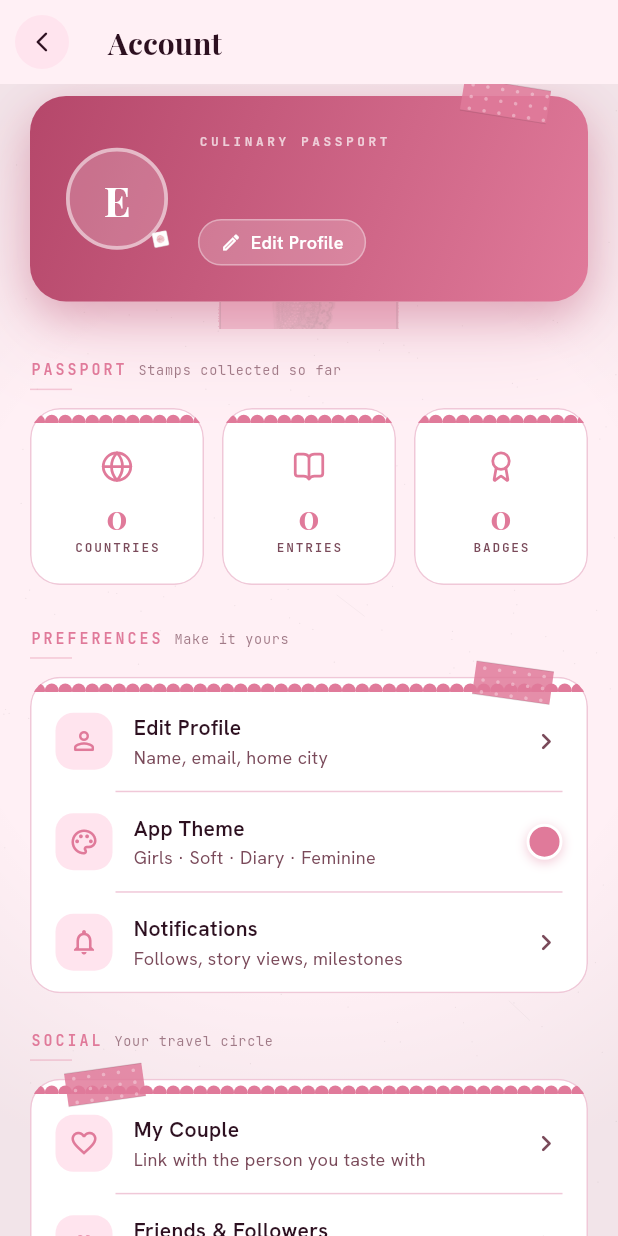
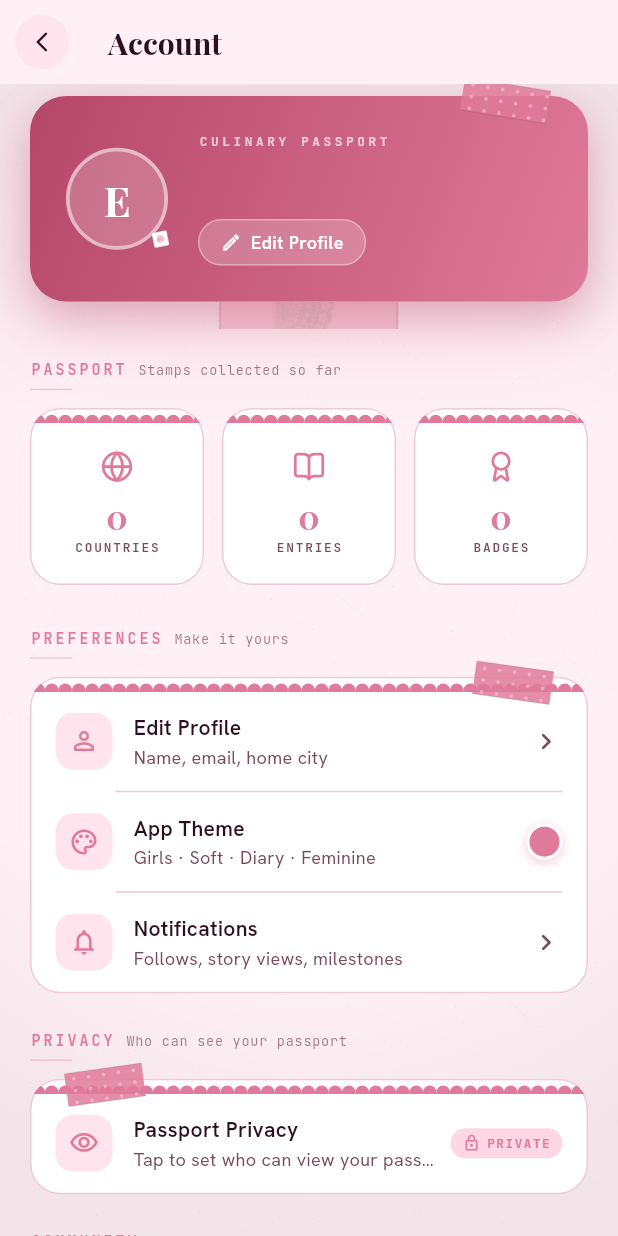
Before and after one commit to vironsided/GastroVoyage, a Flutter app: the AccountSettingsScreen screen opened directly, on a phone screen of 412 x 824 dp. Run offline on Flutter 3.47's test engine with Material 3 defaults, Android fonts, the phone set to English and light mode, and no system bars; drawn by our look-alikes of flutter_animate; our stand-ins replace cached_network_image, dio, flutter_map, flutter_riverpod, flutter_svg, go_router and 10 more; missing offline and left inert: page_flip; accounts and stored records are empty; network calls fail.

Commit message:
Phase 2: add a "You" tab, de-bury Settings, rename Journal -> Passport
The whole "second half" of the app (Friends, Stories, Achievements, My Couple)
used to be reachable ONLY from a 2,500-line Settings megascreen behind a 44px
avatar. Give it a real home and reserve Settings for true preferences.

- New "You" tab (5th bottom-nav item): identity header (avatar + name + home
  city), a Countries/Stamps stat strip, and tiles for My Couple, Friends &
  Followers, Stories, and Achievements, plus a gear -> Settings.
  (mobile/lib/features/profile/profile_screen.dart)
- Remove those four feature rows from account_settings (the "Social" section
  is gone; only Passport Privacy remains, now under a "Privacy" section).
- Delete the five now-dead handler methods (_openFriends/_openCouple/
  _coupleSubtitle/_openAchievements/_openStoriesFeed) and six orphaned imports.
- Rename the 4th tab label Journal -> Passport (the product metaphor).

Verified: flutter build web --release succeeds.

Co-Authored-By: Claude Opus 4.8 (1M context) <noreply@anthropic.com>

```diff
--- a/mobile/lib/app/app_router.dart
+++ b/mobile/lib/app/app_router.dart
@@ -15,6 +15,7 @@ import 'package:mobile/features/dashboard/dashboard_screen.dart';
 import 'package:mobile/features/explore/explore_screen.dart';
 import 'package:mobile/features/log/log_tasting_sheet.dart';
 import 'package:mobile/features/map/map_screen.dart';
+import 'package:mobile/features/profile/profile_screen.dart';
 import 'package:mobile/features/social/public_passport_screen.dart';
 import 'package:mobile/features/vault/vault_screen.dart';
 
@@ -56,6 +57,7 @@ class _ShellScreenState extends ConsumerState<_ShellScreen> {
     MapScreen(),
     ExploreScreen(),
     VaultScreen(),
+    ProfileScreen(),
   ];
 
   @override
@@ -128,7 +130,8 @@ class _FloatingNav extends StatelessWidget {
     (icon: LucideIcons.home,     label: 'Home'),
     (icon: LucideIcons.map,      label: 'Map'),
     (icon: LucideIcons.compass,  label: 'Explore'),
-    (icon: LucideIcons.bookOpen, label: 'Journal'),
+    (icon: LucideIcons.bookOpen, label: 'Passport'),
+    (icon: LucideIcons.user,     label: 'You'),
   ];
 
   @override
--- a/mobile/lib/features/account/account_settings_screen.dart
+++ b/mobile/lib/features/account/account_settings_screen.dart
@@ -14,18 +14,12 @@ import 'package:mobile/app/gastro_theme_config.dart';
 import 'package:mobile/app/gs_design.dart';
 import 'package:mobile/app/providers.dart';
 import 'package:mobile/features/auth/login_screen.dart';
-import 'package:mobile/features/badges/achievements_screen.dart';
-import 'package:mobile/features/couples/data/couple_models.dart';
-import 'package:mobile/features/couples/data/couple_providers.dart';
-import 'package:mobile/features/couples/my_couple_screen.dart';
 import 'package:mobile/features/notifications/data/notifications_providers.dart';
 import 'package:mobile/features/notifications/notifications_screen.dart';
 import 'package:mobile/features/onboarding/theme_selector_screen.dart';
 import 'package:mobile/features/shared/models.dart';
 import 'package:mobile/features/social/data/social_models.dart';
 import 'package:mobile/features/social/data/social_providers.dart';
-import 'package:mobile/features/social/friends_screen.dart';
-import 'package:mobile/features/social/stories_feed.dart';
 import 'package:mobile/ui/ui.dart';
 
 // ─── Mode-specific card top decoration ───────────────────────────────────────
@@ -257,56 +251,6 @@ class _AccountSettingsScreenState extends ConsumerState<AccountSettingsScreen> {
             FadeTransition(opacity: a, child: child),
         transitionDuration: GS.normal,
       ),
-    );
-  }
-
-  void _openFriends() {
-    Navigator.push(
-      context,
-      MaterialPageRoute(builder: (_) => const FriendsScreen()),
-    );
-  }
-
-  /// Opens the partner-linking screen. Invalidates the couple providers on
-  /// return so subtitle / dashboard card reflect any new state immediately.
-  Future<void> _openCouple() async {
-    await Navigator.push(
-      context,
-      MaterialPageRoute(builder: (_) => const MyCoupleScreen()),
-    );
-    if (!mounted) return;
-    ref.invalidate(myCoupleProvider);
-    ref.invalidate(coupleStatsProvider);
-  }
-
-  /// Short scrapbook-tone subtitle that mirrors the couple state — so the
-  /// user reads their status without opening the screen.
-  String _coupleSubtitle(WidgetRef ref) {
-    final couple = ref.watch(myCoupleProvider).valueOrNull;
-    if (couple == null) return 'Link with the person you taste with';
-    switch (couple.status) {
-      case CoupleStatus.accepted:
-        return 'You & ${couple.partner.name}';
-      case CoupleStatus.pending:
-        return couple.isIncomingPendingForViewer
-            ? '${couple.partner.name} wants to be your couple'
-            : 'Waiting for ${couple.partner.name}…';
-      case CoupleStatus.ended:
-        return 'Link with the person you taste with';
-    }
-  }
-
-  void _openAchievements() {
-    Navigator.push(
-      context,
-      MaterialPageRoute(builder: (_) => const AchievementsScreen()),
-    );
-  }
-
-  void _openStoriesFeed() {
-    Navigator.push(
-      context,
-      MaterialPageRoute(builder: (_) => const StoriesFeedScreen()),
     );
   }
 
@@ -651,48 +595,18 @@ class _AccountSettingsScreenState extends ConsumerState<AccountSettingsScreen> {
                   ]),
                   const SizedBox(height: GS.s24),
 
-                  // ── Social ──────────────────────────────────────────
+                  // ── Privacy ─────────────────────────────────────────
+                  // Friends, Stories, Achievements and My Couple moved to the
+                  // dedicated "You" tab; Settings keeps only true preferences.
                   _SectionLabel(
-                    label: 'Social',
-                    subtitle: 'Your travel circle',
+                    label: 'Privacy',
+                    subtitle: 'Who can see your passport',
                     config: config,
                     index: 2,
                   ),
                   const SizedBox(height: GS.s12),
 
                   _SectionCard(config: config, index: 2, children: [
-                    _SettingsTile(
-                      icon: Icons.favorite_outline,
-                      label: 'My Couple',
-                      subtitle: _coupleSubtitle(ref),
-                      config: config,
-                      onTap: _openCouple,
-                    ),
-                    _Divider(config: config),
-                    _SettingsTile(
-                      icon: Icons.group_outlined,
-                      label: 'Friends & Followers',
-                      subtitle: 'Find travellers, manage requests',
-                      config: config,
-                      onTap: _openFriends,
-                    ),
-                    _Divider(config: config),
-                    _SettingsTile(
-                      icon: Icons.workspace_premium_outlined,
-                      label: 'Achievements',
-                      subtitle: 'Stamps earned and still to collect',
-                      config: config,
-                      onTap: _openAchievements,
-                    ),
-                    _Divider(config: config),
-                    _SettingsTile(
-                      icon: Icons.auto_stories_outlined,
-                      label: 'Stories Feed',
-                      subtitle: 'Tastings from travellers you follow',
-                      config: config,
-                      onTap: _openStoriesFeed,
-                    ),
-                    _Divider(config: config),
                     _SettingsTile(
                       icon: Icons.visibility_outlined,
                       label: 'Passport Privacy',
```
Also changed, not shown: mobile/lib/features/profile/profile_screen.dart (added, +292 -0 lines).
